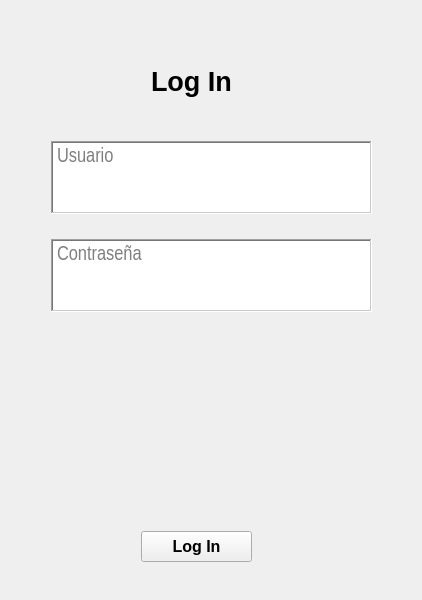
rvqzs/tresPatitos, file src/Login.ui: the form before one commit.
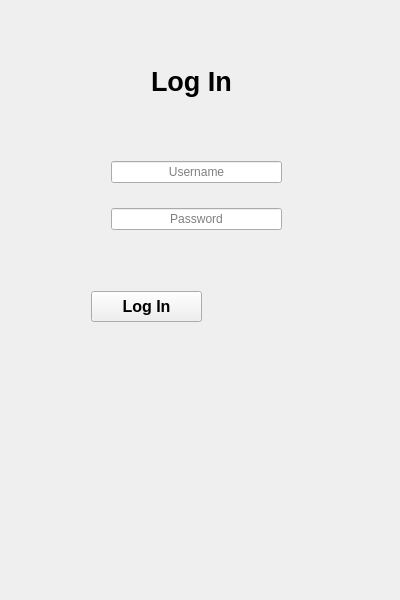
The form after the commit.

```diff
--- a/src/Login.ui
+++ b/src/Login.ui
@@ -6,14 +6,14 @@
    <rect>
     <x>0</x>
     <y>0</y>
-    <width>422</width>
+    <width>400</width>
     <height>600</height>
    </rect>
   </property>
   <property name="minimumSize">
    <size>
     <width>400</width>
-    <height>600</height>
+    <height>200</height>
    </size>
   </property>
   <property name="maximumSize">
@@ -57,8 +57,8 @@
      <widget class="QPushButton" name="btn_login">
       <property name="geometry">
        <rect>
-        <x>130</x>
-        <y>520</y>
+        <x>80</x>
+        <y>280</y>
         <width>111</width>
         <height>31</height>
        </rect>
@@ -77,15 +77,15 @@
      <widget class="QWidget" name="verticalLayoutWidget">
       <property name="geometry">
        <rect>
-        <x>30</x>
+        <x>90</x>
         <y>120</y>
-        <width>341</width>
-        <height>191</height>
+        <width>191</width>
+        <height>131</height>
        </rect>
       </property>
-      <layout class="QVBoxLayout" name="verticalLayout_2">
+      <layout class="QVBoxLayout" name="verticalLayout_2" stretch="0,0">
        <property name="spacing">
-        <number>25</number>
+        <number>5</number>
        </property>
        <property name="leftMargin">
         <number>10</number>
@@ -100,92 +100,37 @@
         <number>10</number>
        </property>
        <item>
-        <widget class="QTextEdit" name="txt_user">
-         <property name="baseSize">
+        <widget class="QLineEdit" name="txt_username">
+         <property name="sizePolicy">
+          <sizepolicy hsizetype="Expanding" vsizetype="Fixed">
+           <horstretch>0</horstretch>
+           <verstretch>0</verstretch>
+          </sizepolicy>
+         </property>
+         <property name="minimumSize">
           <size>
-           <width>80</width>
-           <height>80</height>
+           <width>20</width>
+           <height>5</height>
           </size>
          </property>
-         <property name="font">
-          <font>
-           <family>Arial Narrow</family>
-           <pointsize>15</pointsize>
-           <weight>50</weight>
-           <bold>false</bold>
-          </font>
+         <property name="text">
+          <string/>
          </property>
-         <property name="layoutDirection">
-          <enum>Qt::LeftToRight</enum>
-         </property>
-         <property name="autoFillBackground">
-          <bool>false</bool>
-         </property>
-         <property name="frameShape">
-          <enum>QFrame::WinPanel</enum>
-         </property>
-         <property name="frameShadow">
-          <enum>QFrame::Sunken</enum>
-         </property>
-         <property name="lineWidth">
-          <number>5</number>
-         </property>
-         <property name="midLineWidth">
-          <number>-1</number>
-         </property>
-         <property name="tabChangesFocus">
-          <bool>true</bool>
-         </property>
-         <property name="readOnly">
-          <bool>true</bool>
+         <property name="alignment">
+          <set>Qt::AlignCenter</set>
          </property>
          <property name="placeholderText">
-          <string>Usuario</string>
+          <string>Username</string>
          </property>
         </widget>
        </item>
        <item>
-        <widget class="QTextEdit" name="txt_password">
-         <property name="baseSize">
-          <size>
-           <width>80</width>
-           <height>80</height>
-          </size>
-         </property>
-         <property name="font">
-          <font>
-           <family>Arial Narrow</family>
-           <pointsize>15</pointsize>
-           <weight>50</weight>
-           <bold>false</bold>
-          </font>
-         </property>
-         <property name="layoutDirection">
-          <enum>Qt::LeftToRight</enum>
-         </property>
-         <property name="autoFillBackground">
-          <bool>false</bool>
-         </property>
-         <property name="frameShape">
-          <enum>QFrame::WinPanel</enum>
-         </property>
-         <property name="frameShadow">
-          <enum>QFrame::Sunken</enum>
-         </property>
-         <property name="lineWidth">
-          <number>5</number>
-         </property>
-         <property name="midLineWidth">
-          <number>-1</number>
-         </property>
-         <property name="tabChangesFocus">
-          <bool>true</bool>
-         </property>
-         <property name="readOnly">
-          <bool>true</bool>
+        <widget class="QLineEdit" name="txt_password">
+         <property name="alignment">
+          <set>Qt::AlignCenter</set>
          </property>
          <property name="placeholderText">
-          <string>Contraseña</string>
+          <string>Password</string>
          </property>
         </widget>
        </item>
```
